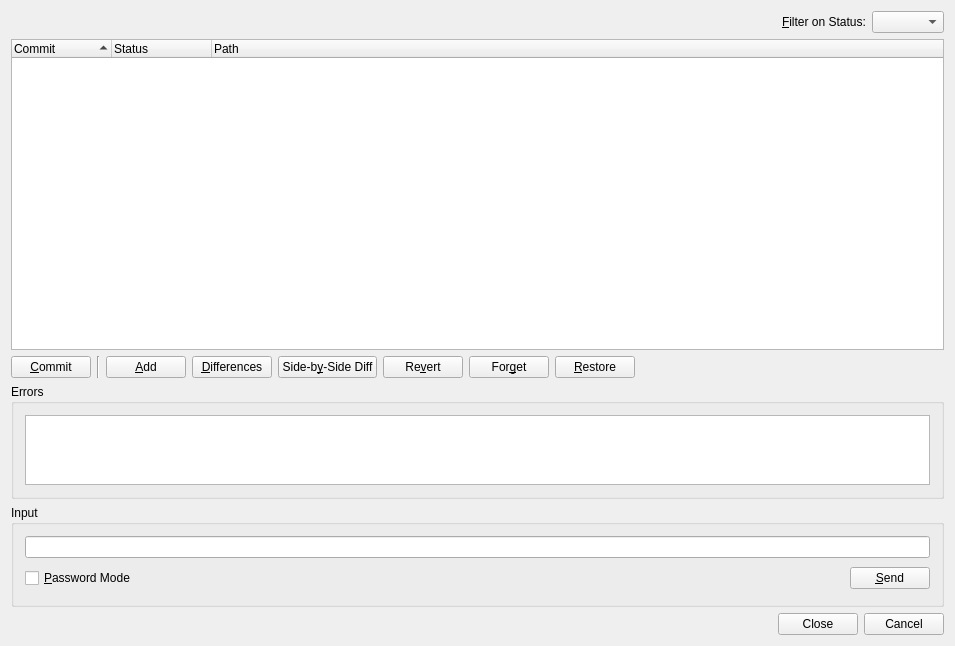
Above: Plugins/VcsPlugins/vcsMercurial/HgStatusDialog.ui from testmana2/test before the change. Below: the same form after it.
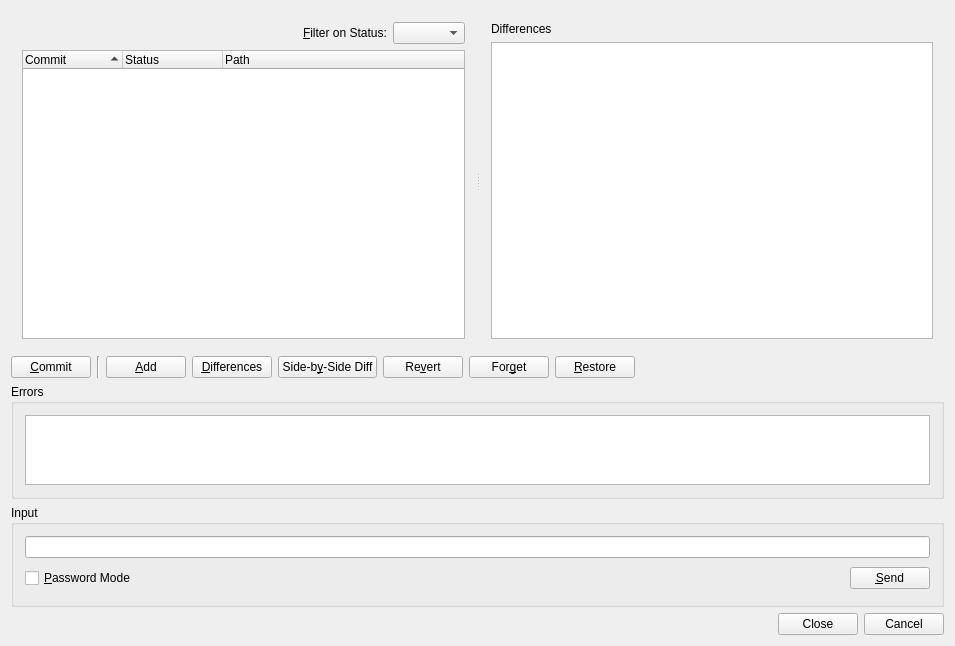
That is the form after the change.

Commit message: Enhanced the status dialog functionality by a diff view.

The edit to the form file:
```diff
--- a/Plugins/VcsPlugins/vcsMercurial/HgStatusDialog.ui
+++ b/Plugins/VcsPlugins/vcsMercurial/HgStatusDialog.ui
@@ -17,6 +17,19 @@
    <string>&lt;b&gt;Mercurial Status&lt;/b&gt;
 &lt;p&gt;This dialog shows the status of the selected file or project.&lt;/p&gt;</string>
   </property>
+  <layout class="QVBoxLayout" name="verticalLayout_3">
+   <item>
+    <widget class="QSplitter" name="diffSplitter">
+     <property name="sizePolicy">
+      <sizepolicy hsizetype="Expanding" vsizetype="Preferred">
+       <horstretch>0</horstretch>
+       <verstretch>3</verstretch>
+      </sizepolicy>
+     </property>
+     <property name="orientation">
+      <enum>Qt::Horizontal</enum>
+     </property>
+     <widget class="QWidget" name="layoutWidget">
   <layout class="QVBoxLayout" name="verticalLayout">
    <item>
     <layout class="QHBoxLayout" name="horizontalLayout_2">
@@ -92,6 +105,37 @@
      </column>
     </widget>
    </item>
+      </layout>
+     </widget>
+     <widget class="QWidget" name="layoutWidget">
+      <layout class="QVBoxLayout" name="verticalLayout_2">
+       <item>
+        <widget class="QLabel" name="label_2">
+         <property name="text">
+          <string>Differences</string>
+         </property>
+        </widget>
+       </item>
+       <item>
+        <widget class="QTextEdit" name="diffEdit">
+         <property name="tabChangesFocus">
+          <bool>true</bool>
+         </property>
+         <property name="lineWrapMode">
+          <enum>QTextEdit::NoWrap</enum>
+         </property>
+         <property name="readOnly">
+          <bool>true</bool>
+         </property>
+         <property name="acceptRichText">
+          <bool>false</bool>
+         </property>
+        </widget>
+       </item>
+      </layout>
+     </widget>
+    </widget>
+   </item>
    <item>
     <layout class="QHBoxLayout" name="horizontalLayout">
      <item>
```
Left out of the diff: 2 changed lines with no effect on the pictures. Lines whose indentation alone changed are shown as unchanged. The commit also changes 16 other files.
